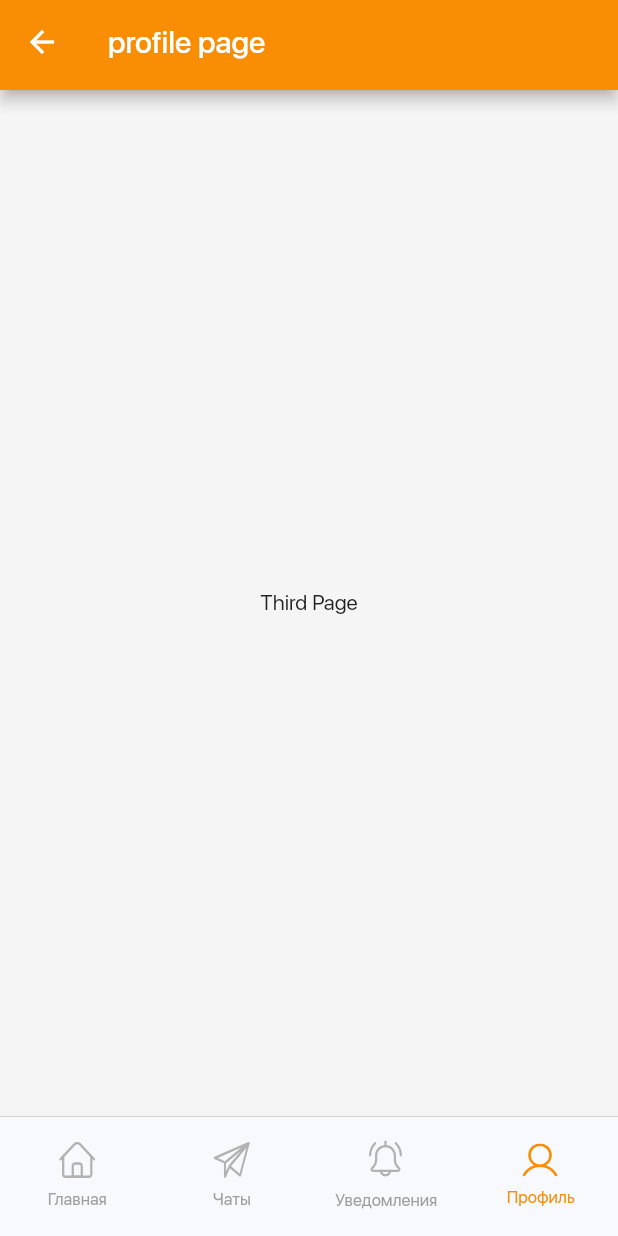
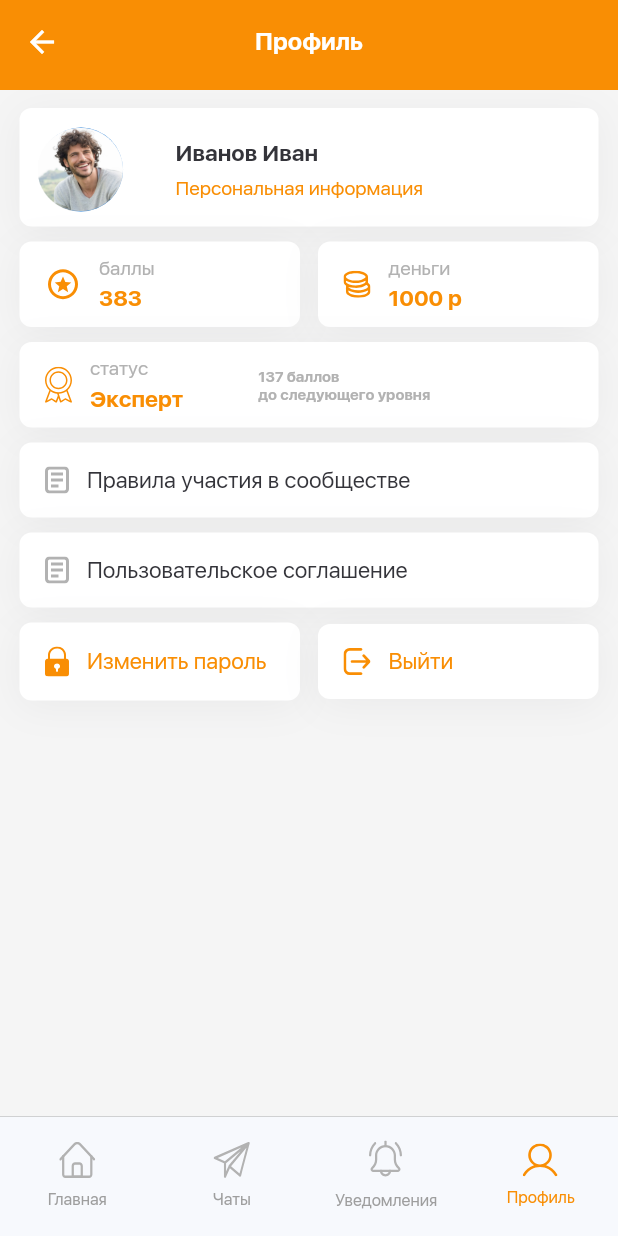
Before and after one commit to alfateamkz/globus_mobileapp, a Flutter app: the NavigationPage screen opened by its route, item 4 of the bottom bar chosen, on a phone screen of 412 x 824 dp. Run offline on Flutter 3.47's test engine with Material 2 defaults, Android fonts, the phone set to English and light mode, and no system bars; our stand-ins replace bloc, dio, equatable, flutter_bloc, flutter_svg, get_it and 3 more; missing offline and left inert: shared_preferences_web; accounts and stored records are empty; generated files the repository leaves out were written again; project files that could hold a hidden picture were left out.

Commit message:
profile info page done

```diff
--- a/lib/src/config/routes/app_routes.dart
+++ b/lib/src/config/routes/app_routes.dart
@@ -2,8 +2,10 @@ import 'package:alfateam/src/presentation/views/auth_page.dart';
 import 'package:alfateam/src/presentation/views/chat_page.dart';
 import 'package:alfateam/src/presentation/views/discussion_page.dart';
 import 'package:alfateam/src/presentation/views/navigation_page.dart';
+import 'package:alfateam/src/presentation/views/profile_page.dart';
 import 'package:alfateam/src/presentation/widgets/auth_page/register_page.dart';
 import 'package:alfateam/src/presentation/widgets/chat_page/room_page.dart';
+import 'package:alfateam/src/presentation/widgets/profile_page/personal_info_page.dart';
 import 'package:flutter/material.dart';
 
 class AppRoutes {
@@ -21,6 +23,10 @@ class AppRoutes {
         return _materialRoute(const ChatPage());
       case '/roomPage':
         return _materialRoute(const RoomPage());
+      case '/profile':
+        return _materialRoute(const ProfilePage());
+      case '/personalInfo':
+        return _materialRoute(const PersonalInfoPage());
       default:
         return _materialRoute(const NavigationPage());
     }
--- a/lib/src/presentation/views/navigation_page.dart
+++ b/lib/src/presentation/views/navigation_page.dart
@@ -10,6 +10,7 @@ import 'package:alfateam/src/presentation/views/profile_page.dart';
 import 'package:alfateam/src/presentation/widgets/chat_page/chat_page_appbar.dart';
 import 'package:alfateam/src/presentation/widgets/home_page/home_page_appbar.dart';
 import 'package:alfateam/src/presentation/widgets/notification_page/notification_appbar.dart';
+import 'package:alfateam/src/presentation/widgets/profile_page/profile_page_appbar.dart';
 import 'package:flutter/material.dart';
 import 'package:flutter_bloc/flutter_bloc.dart';
 import 'package:flutter_svg/svg.dart';
@@ -49,9 +50,7 @@ class _NavigationPageState extends State<NavigationPage> {
                 return const NotificationPageAppBar();
               }
               if (state is ProfilePageLoaded) {
-                return AppBar(
-                  title: Text('profile page'),
-                );
+                return const ProfilePageAppBar();
               }
               return Container();
             },
--- a/lib/src/presentation/views/profile_page.dart
+++ b/lib/src/presentation/views/profile_page.dart
@@ -1,3 +1,6 @@
+import 'package:alfateam/src/core/utils/app_colors.dart';
+import 'package:alfateam/src/core/utils/app_images.dart';
+import 'package:alfateam/src/presentation/widgets/profile_page/profile_page_widgets.dart';
 import 'package:flutter/material.dart';
 
 class ProfilePage extends StatelessWidget {
@@ -5,8 +8,72 @@ class ProfilePage extends StatelessWidget {
 
   @override
   Widget build(BuildContext context) {
-    return const Center(
-      child: Text('Third Page'),
+    return ListView(
+      padding: const EdgeInsets.fromLTRB(13, 12, 13, 0),
+      children: [
+        const ProfilePageUserCardWidget(),
+        Row(
+          children: const [
+            Expanded(
+              child: ProfilePageCardWidget(
+                icon: AppImages.starCircle,
+                title: '383',
+                topTitle: 'баллы',
+                iconColor: AppColors.mainOrange,
+              ),
+            ),
+            SizedBox(
+              width: 12,
+            ),
+            Expanded(
+              child: ProfilePageCardWidget(
+                icon: AppImages.money,
+                title: '1000 р',
+                topTitle: 'деньги',
+                iconColor: AppColors.mainOrange,
+              ),
+            )
+          ],
+        ),
+        const ProfilePageCardWidget(
+          icon: AppImages.achievement,
+          topTitle: 'статус',
+          title: 'Эксперт',
+          iconColor: AppColors.mainOrange,
+          additionalText: '137 баллов \nдо следующего уровня',
+        ),
+        const ProfilePageCardWidget(
+          icon: AppImages.blank,
+          title: 'Правила участия в сообществе',
+        ),
+        const ProfilePageCardWidget(
+          icon: AppImages.blank,
+          title: 'Пользовательское соглашение',
+        ),
+        Row(
+          children: const [
+            Expanded(
+              child: ProfilePageCardWidget(
+                icon: AppImages.lock,
+                titleColor: AppColors.mainOrange,
+                title: 'Изменить пароль',
+                iconColor: AppColors.mainOrange,
+              ),
+            ),
+            SizedBox(
+              width: 12,
+            ),
+            Expanded(
+              child: ProfilePageCardWidget(
+                icon: AppImages.exit,
+                titleColor: AppColors.mainOrange,
+                title: 'Выйти',
+                iconColor: AppColors.mainOrange,
+              ),
+            )
+          ],
+        ),
+      ],
     );
   }
 }
--- /dev/null
+++ b/lib/src/presentation/widgets/profile_page/profile_page_appbar.dart
@@ -0,0 +1,21 @@
+import 'package:alfateam/src/core/utils/app_images.dart';
+import 'package:alfateam/src/core/utils/app_styles.dart';
+import 'package:alfateam/src/core/utils/app_text.dart';
+import 'package:flutter/material.dart';
+import 'package:flutter_svg/svg.dart';
+
+class ProfilePageAppBar extends StatelessWidget {
+  const ProfilePageAppBar({Key? key}) : super(key: key);
+
+  @override
+  Widget build(BuildContext context) {
+    return AppBar(
+      title: const Text(
+        'Профиль',
+        style:AppBarTextStyle.appBarTitleTextStyle,
+      ),
+      elevation: 0,
+      centerTitle: true,
+    );
+  }
+}
--- /dev/null
+++ b/lib/src/presentation/widgets/profile_page/profile_page_widgets.dart
@@ -0,0 +1,157 @@
+import 'package:alfateam/src/core/utils/app_colors.dart';
+import 'package:alfateam/src/core/utils/app_images.dart';
+import 'package:flutter/material.dart';
+import 'package:flutter_svg/flutter_svg.dart';
+
+class ProfilePageUserCardWidget extends StatelessWidget {
+  const ProfilePageUserCardWidget({Key? key}) : super(key: key);
+
+  @override
+  Widget build(BuildContext context) {
+    return InkWell(
+      onTap: () {
+        Navigator.pushNamed(context, '/personalInfo');
+      },
+      child: Container(
+        decoration: BoxDecoration(
+            borderRadius: BorderRadius.circular(8),
+            color: Colors.white,
+            boxShadow: [
+              BoxShadow(
+                color: AppColors.textBlack.withOpacity(0.06),
+                spreadRadius: 0,
+                blurRadius: 22,
+                offset: const Offset(0, 4),
+              ),
+            ]),
+        child: ListTile(
+          horizontalTitleGap: 33,
+          leading: CircleAvatar(
+              radius: 30,
+              child: Image.asset(
+                AppImages.avatar2,
+                width: 58,
+              )),
+          contentPadding: const EdgeInsets.fromLTRB(11, 5, 3, 2),
+          subtitle: const Padding(
+            padding: EdgeInsets.only(top: 7),
+            child: Text(
+              "Персональная информация",
+              style: TextStyle(
+                  color: AppColors.mainOrange,
+                  fontSize: 13,
+                  fontWeight: FontWeight.w300),
+            ),
+          ),
+          title: const Text(
+            'Иванов Иван',
+            style: TextStyle(
+                color: AppColors.textBlack,
+                fontSize: 15,
+                fontWeight: FontWeight.w700),
+          ),
+        ),
+      ),
+    );
+  }
+}
+
+class ProfilePageCardWidget extends StatelessWidget {
+  final String icon;
+  final String? topTitle;
+  final String title;
+  final String? additionalText;
+  final Color? iconColor;
+  final Color? titleColor;
+  final void Function()? onTap;
+  const ProfilePageCardWidget(
+      {Key? key,
+      required this.icon,
+      required this.title,
+      this.topTitle,
+      this.iconColor,
+      this.additionalText,
+      this.onTap,
+      this.titleColor})
+      : super(key: key);
+
+  @override
+  Widget build(BuildContext context) {
+    return InkWell(
+      onTap: onTap,
+      child: Container(
+        padding: (topTitle != null)
+            ? const EdgeInsets.fromLTRB(17, 10, 5, 10)
+            : const EdgeInsets.fromLTRB(17, 16, 5, 16),
+        margin: const EdgeInsets.only(top: 10),
+        decoration: BoxDecoration(
+            borderRadius: BorderRadius.circular(8),
+            color: Colors.white,
+            boxShadow: [
+              BoxShadow(
+                color: AppColors.textBlack.withOpacity(0.06),
+                spreadRadius: 0,
+                blurRadius: 22,
+                offset: const Offset(0, 4),
+              ),
+            ]),
+        child: Row(
+          children: [
+            SvgPicture.asset(icon,
+                colorFilter: iconColor != null
+                    ? ColorFilter.mode(
+                        iconColor ?? Colors.orange, BlendMode.srcIn)
+                    : null),
+            const SizedBox(
+              width: 12,
+            ),
+            Column(
+              crossAxisAlignment: CrossAxisAlignment.start,
+              children: [
+                if (topTitle != null) ...[
+                  Text(
+                    topTitle ?? '',
+                    style: const TextStyle(
+                        fontSize: 13,
+                        fontWeight: FontWeight.w300,
+                        color: AppColors.mainGrey),
+                  ),
+                  const SizedBox(
+                    height: 3,
+                  ),
+                  Text(
+                    title,
+                    style: const TextStyle(
+                        fontSize: 15,
+                        fontWeight: FontWeight.w700,
+                        color: AppColors.mainOrange),
+                  )
+                ]
+              ],
+            ),
+            if (additionalText != null) ...[
+              const SizedBox(
+                width: 50,
+              ),
+              Text(
+                additionalText ?? '',
+                style: const TextStyle(
+                    fontSize: 10,
+                    fontWeight: FontWeight.w700,
+                    color: AppColors.mainGrey),
+              )
+            ],
+            if (topTitle == null)
+              Text(
+                title,
+                style: TextStyle(
+                    fontSize: 15,
+                    fontWeight: FontWeight.w400,
+                    color: titleColor ?? AppColors.textBlack),
+              )
+          ],
+        ),
+      ),
+    );
+  }
+}
```
Also changed, not shown: lib/src/presentation/widgets/profile_page/personal_info_page.dart (added, +377 -0 lines).
